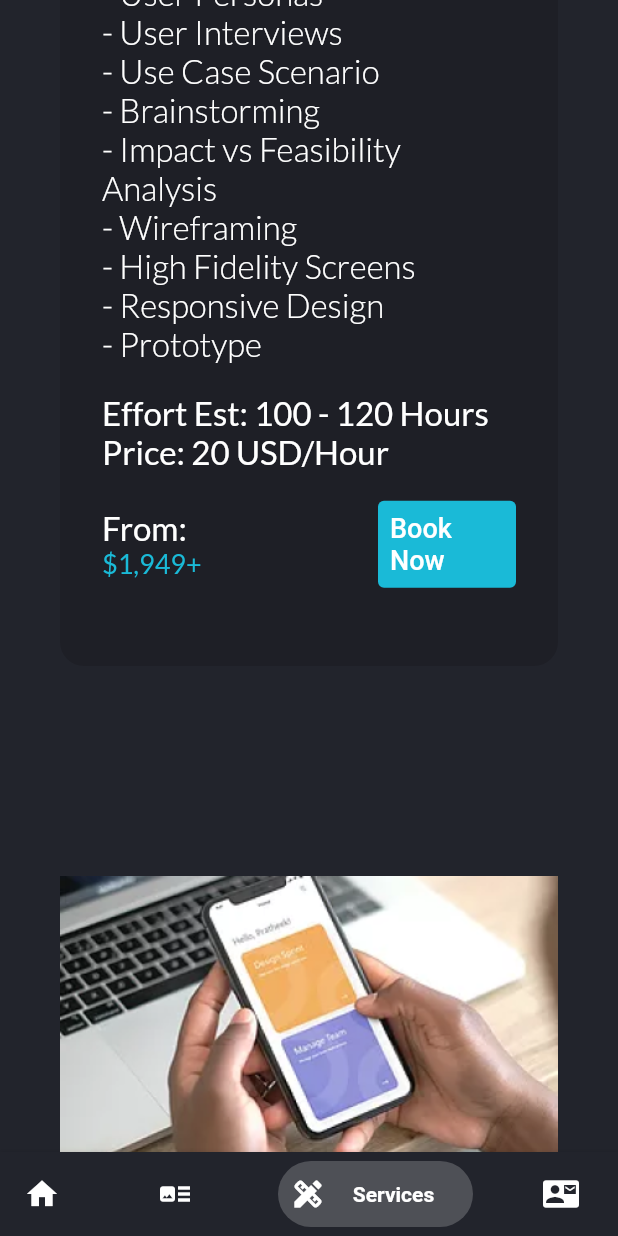
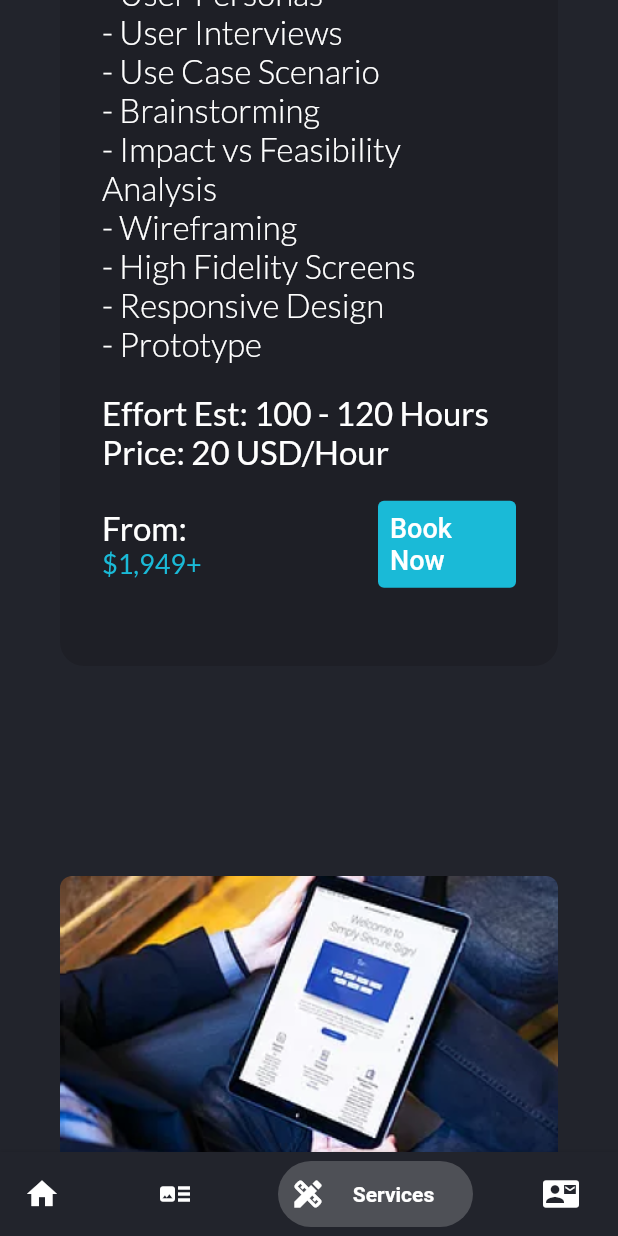
Before and after one commit to QikTech/Task-For-Avian-Design, a Flutter app: the screen it shows after launch, item 3 of the bottom bar chosen, scrolled down 576 dp, on a phone screen of 412 x 824 dp. Run offline on Flutter 3.47's test engine with Material 2 defaults, Android fonts, the light colour scheme and no system bars; drawn by our look-alikes of bottom_navy_bar; our stand-ins replace animated_splash_screen, get, google_fonts; Roboto replaces fonts that are missing (Hind).

```diff
--- a/lib/main.dart
+++ b/lib/main.dart
@@ -17,14 +17,9 @@ class MyApp extends StatelessWidget {
       title: 'Flutter Demo',
       theme: ThemeData(
         primarySwatch: Colors.blue,
-        textTheme: const TextTheme(
-          headline1: TextStyle(fontSize: 72.0, fontWeight: FontWeight.bold),
-          headline6: TextStyle(fontSize: 36.0, fontStyle: FontStyle.italic),
-          bodyText2: TextStyle(fontSize: 14.0, fontFamily: 'Hind'),
-        ),
       ),
       home: AnimatedSplashScreen(
-        backgroundColor: bgColor1,
+        backgroundColor: bgColor2,
         duration: 1,
         splash: ClipRRect(
           borderRadius: BorderRadius.circular(10),
--- a/lib/screens/services.dart
+++ b/lib/screens/services.dart
@@ -47,7 +47,14 @@ class _ServicesScreenState extends State<ServicesScreen> {
                           child: Column(
                             crossAxisAlignment: CrossAxisAlignment.start,
                             children: [
-                              Image.asset('assets/icons/service1.png'),
+                              ClipRRect(
+                                borderRadius: BorderRadius.only(topLeft: const Radius.circular(8.0),
+                                  topRight: const Radius.circular(8.0),),
+                                child: Image.asset(
+                                  'assets/icons/service1.png',
+                                  fit: BoxFit.cover,
+                                ),
+                              ),
                               Padding(
                                 padding: const EdgeInsets.fromLTRB(28, 0, 28, 0),
                                 child: Column(
@@ -144,7 +151,14 @@ class _ServicesScreenState extends State<ServicesScreen> {
                           child: Column(
                             crossAxisAlignment: CrossAxisAlignment.start,
                             children: [
-                              Image.asset('assets/icons/service3.png'),
+                              ClipRRect(
+                                borderRadius: BorderRadius.only(topLeft: const Radius.circular(8.0),
+                                  topRight: const Radius.circular(8.0),),
+                                child: Image.asset(
+                                  'assets/icons/service2.png',
+                                  fit: BoxFit.cover,
+                                ),
+                              ),
                               Padding(
                                 padding: const EdgeInsets.fromLTRB(28, 0, 28, 0),
                                 child: Column(
@@ -244,7 +258,14 @@ class _ServicesScreenState extends State<ServicesScreen> {
                           child: Column(
                             crossAxisAlignment: CrossAxisAlignment.start,
                             children: [
-                              Image.asset('assets/icons/service2.png'),
+                              ClipRRect(
+                                borderRadius: BorderRadius.only(topLeft: const Radius.circular(8.0),
+                                  topRight: const Radius.circular(8.0),),
+                                child: Image.asset(
+                                  'assets/icons/service3.png',
+                                  fit: BoxFit.cover,
+                                ),
+                              ),
                               Padding(
                                 padding: const EdgeInsets.fromLTRB(28, 0, 28, 0),
                                 child: Column(
```
Also changed, not shown: 6 other files.
